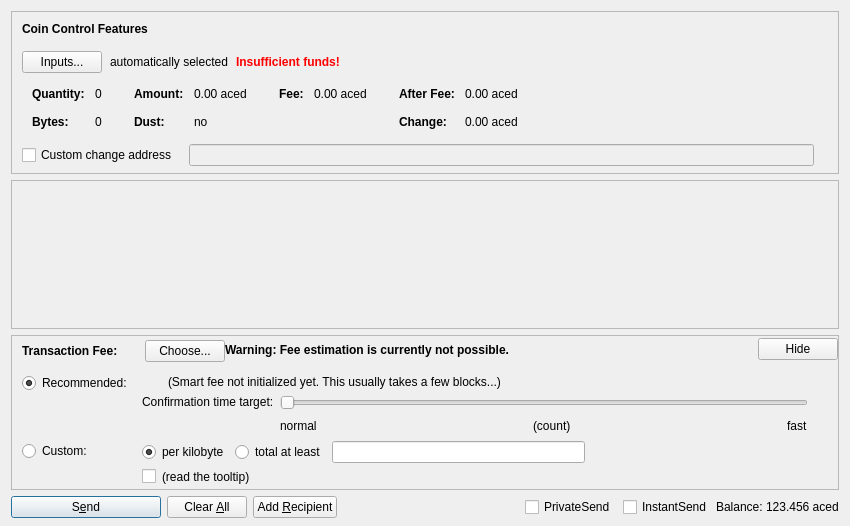
Acedcoin/AceD, file src/qt/forms/sendcoinsdialog.ui: the form before one commit.
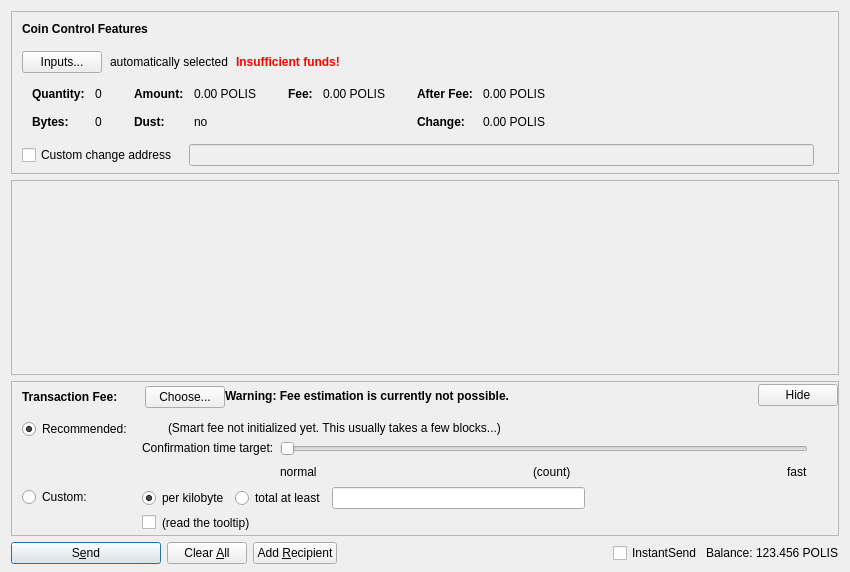
The form after the commit. Custom widgets are drawn as their Qt base class.

Diff of the .ui file:
```diff
--- a/src/qt/forms/sendcoinsdialog.ui
+++ b/src/qt/forms/sendcoinsdialog.ui
@@ -7,7 +7,7 @@
     <x>0</x>
     <y>0</y>
     <width>850</width>
-    <height>526</height>
+    <height>572</height>
    </rect>
   </property>
   <property name="windowTitle">
@@ -324,7 +324,7 @@
                   <enum>Qt::ActionsContextMenu</enum>
                  </property>
                  <property name="text">
-                  <string notr="true">0.00 aced</string>
+                  <string notr="true">0.00 POLIS</string>
                  </property>
                  <property name="textInteractionFlags">
                   <set>Qt::LinksAccessibleByMouse|Qt::TextSelectableByKeyboard|Qt::TextSelectableByMouse</set>
@@ -404,7 +404,7 @@
                   <enum>Qt::ActionsContextMenu</enum>
                  </property>
                  <property name="text">
-                  <string notr="true">0.00 aced</string>
+                  <string notr="true">0.00 POLIS</string>
                  </property>
                  <property name="textInteractionFlags">
                   <set>Qt::LinksAccessibleByMouse|Qt::TextSelectableByKeyboard|Qt::TextSelectableByMouse</set>
@@ -455,7 +455,7 @@
                   <enum>Qt::ActionsContextMenu</enum>
                  </property>
                  <property name="text">
-                  <string notr="true">0.00 aced</string>
+                  <string notr="true">0.00 POLIS</string>
                  </property>
                  <property name="textInteractionFlags">
                   <set>Qt::LinksAccessibleByMouse|Qt::TextSelectableByKeyboard|Qt::TextSelectableByMouse</set>
@@ -484,7 +484,7 @@
                   <enum>Qt::ActionsContextMenu</enum>
                  </property>
                  <property name="text">
-                  <string notr="true">0.00 aced</string>
+                  <string notr="true">0.00 POLIS</string>
                  </property>
                  <property name="textInteractionFlags">
                   <set>Qt::LinksAccessibleByMouse|Qt::TextSelectableByKeyboard|Qt::TextSelectableByMouse</set>
@@ -587,8 +587,8 @@
        <rect>
         <x>0</x>
         <y>0</y>
-        <width>830</width>
-        <height>104</height>
+        <width>824</width>
+        <height>69</height>
        </rect>
       </property>
       <layout class="QVBoxLayout" name="verticalLayout_2" stretch="0,1">
@@ -1275,22 +1275,6 @@
        <property name="spacing">
         <number>3</number>
        </property>
-       <item>
-        <widget class="QCheckBox" name="checkUsePrivateSend">
-         <property name="minimumSize">
-          <size>
-           <width>95</width>
-           <height>0</height>
-          </size>
-         </property>
-         <property name="text">
-          <string>PrivateSend</string>
-         </property>
-         <property name="checked">
-          <bool>false</bool>
-         </property>
-        </widget>
-       </item>
        <item>
         <widget class="QCheckBox" name="checkUseInstantSend">
          <property name="enabled">
@@ -1326,7 +1310,7 @@
           <cursorShape>IBeamCursor</cursorShape>
          </property>
          <property name="text">
-          <string notr="true">123.456 aced</string>
+          <string notr="true">123.456 POLIS</string>
          </property>
          <property name="textInteractionFlags">
           <set>Qt::LinksAccessibleByMouse|Qt::TextSelectableByKeyboard|Qt::TextSelectableByMouse</set>
```
Left out of the diff: 20 changed lines with no effect on the pictures.
